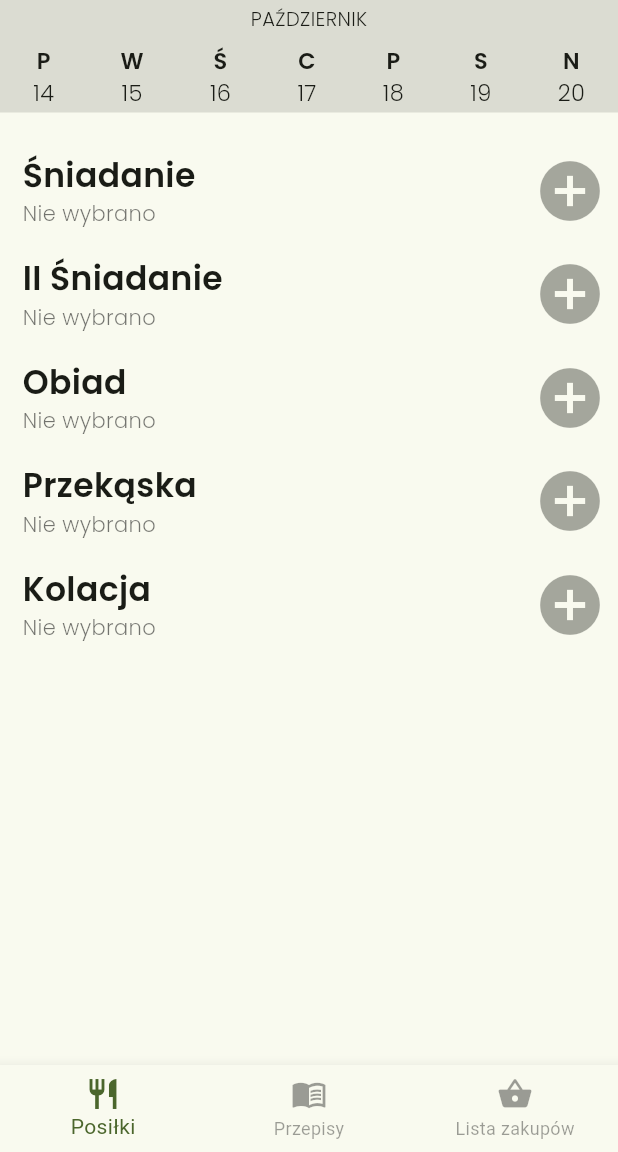
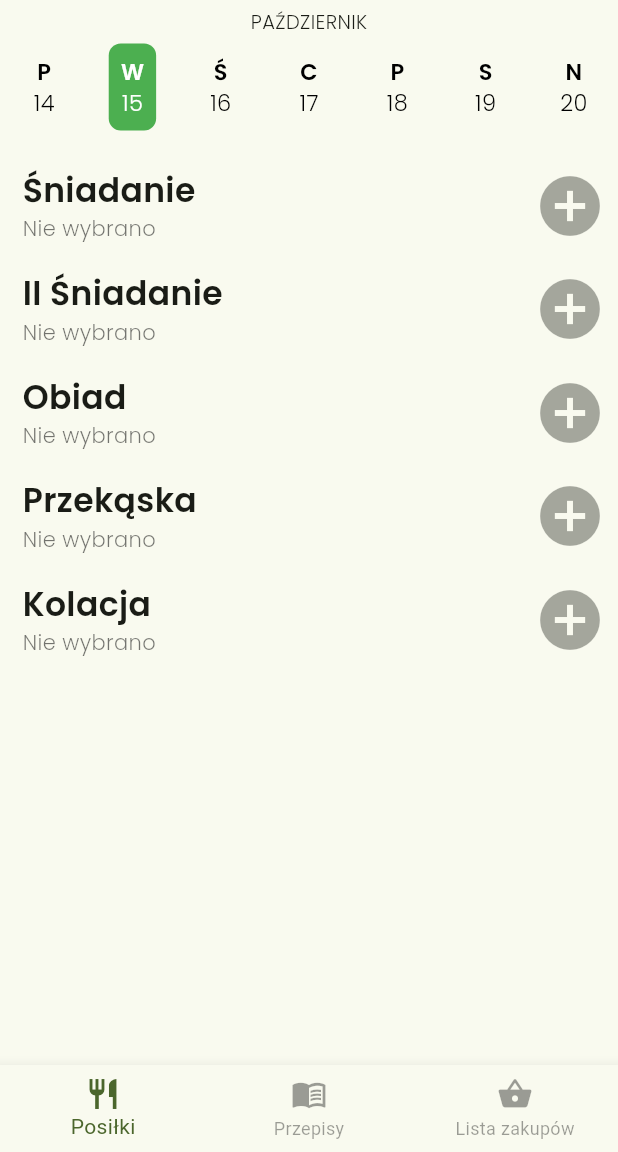
Before and after one commit to KrystianOchmanski/meal_planner, a Flutter app: the screen it shows after launch, on a phone screen of 412 x 824 dp, the part 84-1236 px from its top. Run offline on Flutter 3.47's test engine with Material 3 defaults, Android fonts, the phone set to English and light mode, and no system bars; our stand-ins replace drift, drift_flutter, google_fonts; accounts and stored records are empty; generated files the repository leaves out were written again.

```diff
--- a/lib/recipe_screen.dart
+++ b/lib/recipe_screen.dart
@@ -1,4 +1,5 @@
 import 'package:flutter/material.dart';
+import 'package:google_fonts/google_fonts.dart';
 import 'package:meal_planner/database.dart';
 import 'add_edit_recipe_screen.dart';
 
@@ -76,7 +77,10 @@ class _RecipeScreenState extends State<RecipeScreen> {
                           value: isSelected,
                           onChanged: null)
                       : null,
-                    title: Text(recipe.title),
+                    title: Text(
+                      recipe.title,
+                      style: GoogleFonts.poppins(fontSize: 20, fontWeight: FontWeight.w500),
+                    ),
                     selected: isSelected,
                     onTap: () async {
                       if(_isSelectionMode){
--- a/lib/widgets/weekly_date_picker.dart
+++ b/lib/widgets/weekly_date_picker.dart
@@ -12,6 +12,7 @@ class WeeklyDatePicker extends StatefulWidget {
 
 class _WeeklyDatePickerState extends State<WeeklyDatePicker> {
   late DateTime _currentDate;
+  late DateTime _selectedDay;
   late List<DateTime> weekDates;
   double initialX = 0.0;
   double finalX = 0.0;
@@ -42,34 +43,64 @@ class _WeeklyDatePickerState extends State<WeeklyDatePicker> {
           });
         }
       },
-      child: Container(
-        height: 75,
-        color: Colors.black12,
+      child: SizedBox(
+        height: 85,
+        //color: Colors.black12,
         child: Column(
           mainAxisAlignment: MainAxisAlignment.start,
           children: [
-            const Padding(padding: EdgeInsets.only(top: 3)),
-            Text(
+            Padding(
+              padding: const EdgeInsets.all(5.0),
+              child: Text(
                 getMonthName(weekDates).toUpperCase(),
                 style: GoogleFonts.poppins(
                     fontWeight: FontWeight.w300, fontSize: 13),
               ),
+            ),
             Row(
               mainAxisAlignment: MainAxisAlignment.spaceAround,
               children: weekDates.map((date) {
-                return Column(
+                bool isSelected = _isSameDay(date, _selectedDay);
+                return Expanded(
+                  child: GestureDetector(
+                    onTap: () {
+                      setState(() {
+                        _selectedDay = date;
+                      });
+                    },
+                    child: Container(
+                      color: Colors.transparent,
+                      child: Center(
+                        child: Container(
+                          padding: EdgeInsets.all(8),
+                          decoration: BoxDecoration(
+                            color: isSelected ? Colors.green : Colors.transparent,
+                            borderRadius: BorderRadius.circular(8)
+                          ),
+                          child: Column(
                             mainAxisAlignment: MainAxisAlignment.center,
                             children: [
-                    const Padding(padding: EdgeInsets.only(top: 8)),
+                              //const Padding(padding: EdgeInsets.only(top: 8)),
                               Text(DateFormat.EEEEE('pl_PL').format(date).toUpperCase(),
                                   style: GoogleFonts.poppins(
                                     fontWeight: FontWeight.w600,
-                            fontSize: 15)), // Dzień tygodnia
+                                    fontSize: 15,
+                                    color: isSelected ? Colors.white : Colors.black
+                                  )
+                              ), // Dzień tygodnia
                               Text(DateFormat.d().format(date),
                                   style: GoogleFonts.poppins(
                                     fontWeight: FontWeight.w300,
-                            fontSize: 15)), // Dzień miesiąca
+                                    fontSize: 15,
+                                    color: isSelected ? Colors.white : Colors.black
+                                  )
+                              ), // Dzień miesiąca
                             ],
+                          ),
+                        ),
+                      ),
+                    ),
+                  ),
                 );
               }).toList(),
             ),
@@ -83,6 +114,7 @@ class _WeeklyDatePickerState extends State<WeeklyDatePicker> {
   void initState() {
     initializeDateFormatting();
     _currentDate = DateTime.now();
+    _selectedDay = DateTime.now();
     weekDates = _getWeekDates(_currentDate);
     super.initState();
   }
@@ -99,4 +131,10 @@ class _WeeklyDatePickerState extends State<WeeklyDatePicker> {
       return '${DateFormat.MMMM('pl_PL').format(weekDates.first)}/${DateFormat.MMMM('pl_PL').format(weekDates.last)}';
     }
   }
+
+  bool _isSameDay(DateTime date1, DateTime date2) {
+    return date1.year == date2.year &&
+        date1.month == date2.month &&
+        date1.day == date2.day;
   }
+}
```
Also changed, not shown: lib/add_edit_recipe_screen.dart (+37 -18 lines), lib/database.dart (+19 -2 lines), lib/database.g.dart. Lines whose indentation alone changed are shown as unchanged.
